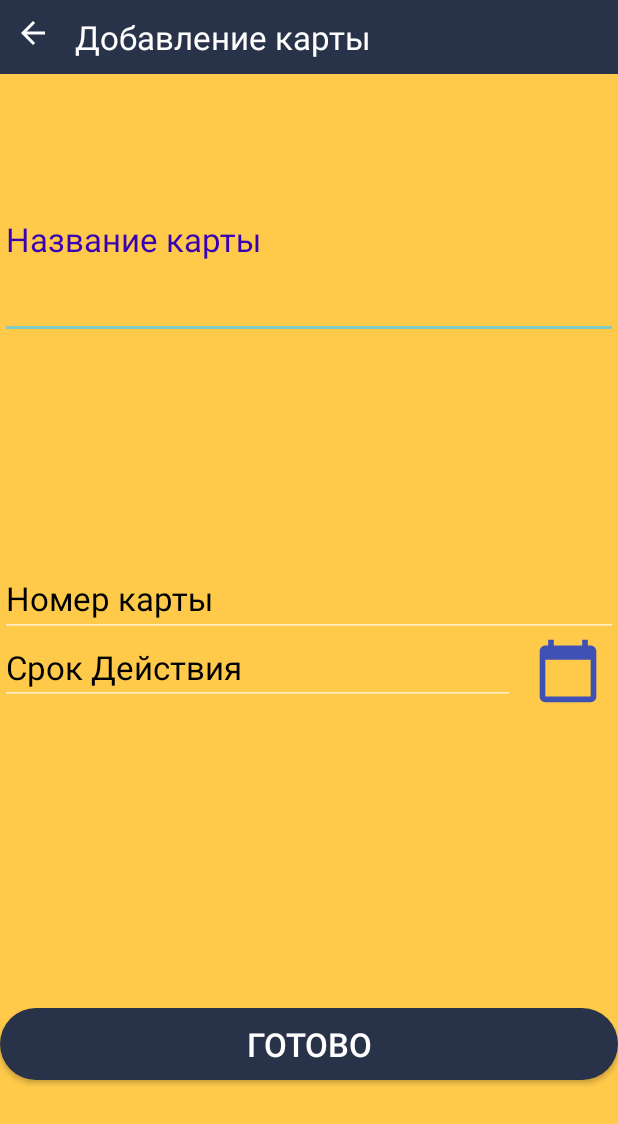
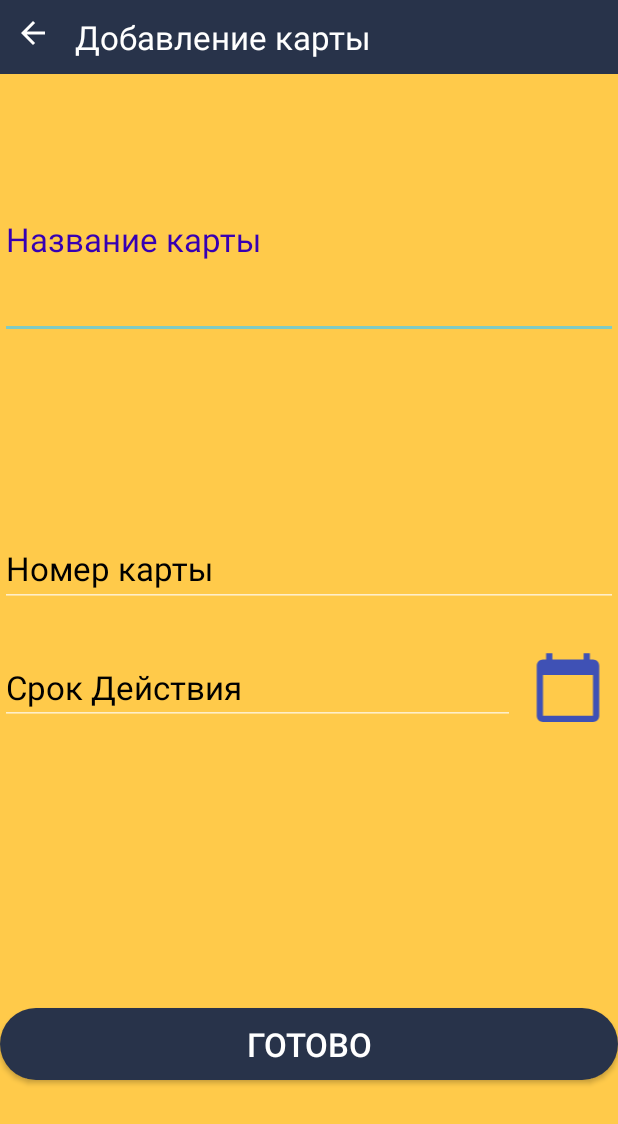
Before and after one commit to Maxerum/fastFoodApp, an Android app: the AddFormatCreditCard screen opened directly, with no data from a screen before it, on a phone screen of 412 x 824 dp. Shown: the top 1124 px of the screen. Run offline under Robolectric (Android 15) with nearby library versions, the phone set to English and light mode, and no system bars; Roboto replaces fonts that are not available here.

Commit message:
Styles
Some styles dla TextInput лэйаутсов BloodTrail
Stylizing

```diff
--- a/fastFoodApplication/app/src/main/res/layout/dim4es_activity_add_format_credit_card.xml
+++ b/fastFoodApplication/app/src/main/res/layout/dim4es_activity_add_format_credit_card.xml
@@ -28,6 +28,7 @@
             android:textColorHint="@color/black"
             app:hintTextAppearance="@style/TextLabel"
             app:errorEnabled="true"
+            app:errorTextAppearance="@style/ErrorText"
             >
             <EditText
                 android:id="@+id/cardNameEditText"
@@ -42,7 +43,7 @@
     <RelativeLayout
         android:id="@+id/relativeLayout"
         android:layout_width="match_parent"
-        android:layout_height="115dp"
+        android:layout_height="155dp"
         app:layout_constraintBottom_toBottomOf="parent"
         app:layout_constraintEnd_toEndOf="parent"
         app:layout_constraintStart_toStartOf="parent"
@@ -52,26 +53,27 @@
             android:id="@+id/credit_card_number_input"
             android:layout_width="match_parent"
             android:layout_height="wrap_content"
+            android:textColorHint="@color/black"
             app:hintTextColor="@color/purple_700"
-            android:textColorHint="@color/black"
-            app:hintTextAppearance="@style/TextLabel"
-            >
+            app:errorEnabled="true"
+            app:errorTextAppearance="@style/ErrorText"
+            app:hintTextAppearance="@style/TextLabel">
             <EditText
                 android:id="@+id/cardNumberEditText"
-                android:inputType="number"
-                android:maxLength="19"
                 android:layout_width="match_parent"
                 android:layout_height="wrap_content"
                 android:hint="Номер карты"
+                android:inputType="number"
+                android:maxLength="19"
                 android:textSize="22dp" />
         </com.google.android.material.textfield.TextInputLayout>
 
         <LinearLayout
             android:layout_width="match_parent"
             android:layout_height="wrap_content"
+            android:orientation="horizontal"
             android:layout_below="@+id/credit_card_number_input"
-            android:orientation="horizontal">
-
+            >
             <EditText
                 android:id="@+id/cardValidDate"
                 android:focusable="false"
--- a/fastFoodApplication/app/src/main/res/values/colors.xml
+++ b/fastFoodApplication/app/src/main/res/values/colors.xml
@@ -13,6 +13,7 @@
     <color name="appRedColor">#F65058</color>
     <color name="colorGreen">#247B37</color>
     <color name="appBackGround">#FFCA4A</color>
+    <color name="red">#ff0000</color>
     // Eugene added
     <color name="fastfoodapp_red">#F65058</color>
     <color name="fastfoodapp_dark_blue">#28334A</color>
--- a/fastFoodApplication/app/src/main/res/values/themes.xml
+++ b/fastFoodApplication/app/src/main/res/values/themes.xml
@@ -86,7 +86,11 @@
     <style name="TextLabel" parent="TextAppearance.Design.Hint">
         <item name="android:textSize">22dp</item>
     </style>
-
+    <!-- style for Error message -->
+    <style name="ErrorText" parent="TextAppearance.AppCompat.Small">
+        <item name="android:textSize">18dp</item>
+        <item name="android:textColor">@color/red</item>
+    </style>
 
     <!--    <style name="RoundedCornerButton" parent="@style/Widget.AppCompat.Button.Colored">-->
 <!--        <item name="background">@drawable/custom_button</item>-->
```
